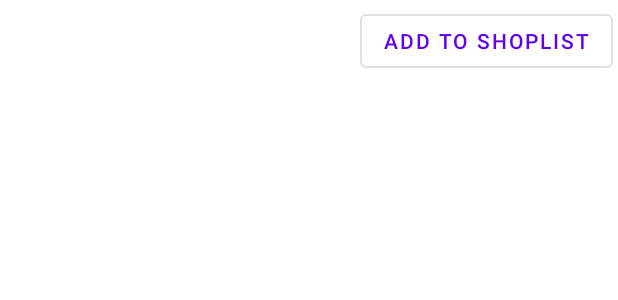
After one commit to BaranovaElena/Shoplist, an Android app: the layout ingredient_item.xml on its own in the app's theme, with its tools: preview values and no code run, on a phone screen of 412 x 824 dp. The commit adds this screen. Shown: the top 300 px of the screen. Run offline under Robolectric (Android 15) with nearby library versions, the phone set to English and light mode, and no system bars.

Commit message:
add ingredients recycle adapter

```diff
--- /dev/null
+++ b/app/src/main/res/layout/ingredient_item.xml
@@ -0,0 +1,38 @@
+<?xml version="1.0" encoding="utf-8"?>
+<androidx.constraintlayout.widget.ConstraintLayout xmlns:android="http://schemas.android.com/apk/res/android"
+    android:layout_width="match_parent"
+    android:layout_height="wrap_content"
+    android:padding="@dimen/min_padding"
+    xmlns:app="http://schemas.android.com/apk/res-auto">
+
+    <TextView
+        android:id="@+id/ingredient_item_title_text_view"
+        android:layout_width="0dp"
+        android:layout_height="wrap_content"
+        android:textAppearance="?attr/textAppearanceSubtitle1"
+        app:layout_constraintTop_toTopOf="parent"
+        app:layout_constraintBottom_toTopOf="@id/ingredient_item_measure_text_view"
+        app:layout_constraintStart_toStartOf="parent"
+        app:layout_constraintEnd_toStartOf="@id/ingredient_item_add_button"/>
+    <TextView
+        android:id="@+id/ingredient_item_measure_text_view"
+        android:layout_width="0dp"
+        android:layout_height="wrap_content"
+        android:textAppearance="?attr/textAppearanceSubtitle2"
+        app:layout_constraintTop_toBottomOf="@id/ingredient_item_title_text_view"
+        app:layout_constraintBottom_toBottomOf="parent"
+        app:layout_constraintStart_toStartOf="parent"
+        app:layout_constraintEnd_toStartOf="@id/ingredient_item_add_button"/>
+
+    <com.google.android.material.button.MaterialButton
+        android:id="@+id/ingredient_item_add_button"
+        android:layout_width="wrap_content"
+        android:layout_height="wrap_content"
+        style="@style/Widget.MaterialComponents.Button.OutlinedButton"
+        android:text="@string/item_ingredient_add_button_text"
+        app:layout_constraintTop_toTopOf="parent"
+        app:layout_constraintBottom_toBottomOf="parent"
+        app:layout_constraintStart_toEndOf="@id/ingredient_item_title_text_view"
+        app:layout_constraintEnd_toEndOf="parent"/>
+
+</androidx.constraintlayout.widget.ConstraintLayout>
--- a/app/src/main/res/values/dimens.xml
+++ b/app/src/main/res/values/dimens.xml
@@ -7,6 +7,7 @@
     <dimen name="recipe_item_like_button_size">27dp</dimen>
     <dimen name="settings_theme_title_text_size">24sp</dimen>
     <dimen name="min_margin">3dp</dimen>
+    <dimen name="min_padding">3dp</dimen>
     <dimen name="recipe_item_card_margin">@dimen/min_margin</dimen>
     <dimen name="recipe_item_image_height">220dp</dimen>
     <dimen name="detail_recipe_bottom_sheet_peek_height">70dp</dimen>
--- a/app/src/main/res/values/strings.xml
+++ b/app/src/main/res/values/strings.xml
@@ -21,4 +21,7 @@
     <string name="theme_orange">Orange</string>
     <string name="detail_recipe_category_title_text">Category:</string>
     <string name="detail_recipe_area_title_text">Area:</string>
+    <string name="item_ingredient_add_button_text">Add to shoplist</string>
+    <string name="detail_recipe_video_textview_text">Watch on Youtube</string>
+    <string name="detail_recipe_add_button_text">Add all ingredients to shoplist</string>
 </resources>
```
Also changed, not shown: app/src/main/java/com/example/shoplist/ui/detail/DetailRecipeFragment.kt (+11 -1 lines), app/src/main/java/com/example/shoplist/ui/detail/IngredientsAdapter.kt (added, +45 -0 lines), app/src/main/res/layout/fragment_detail_recipe.xml (+22 -15 lines).
